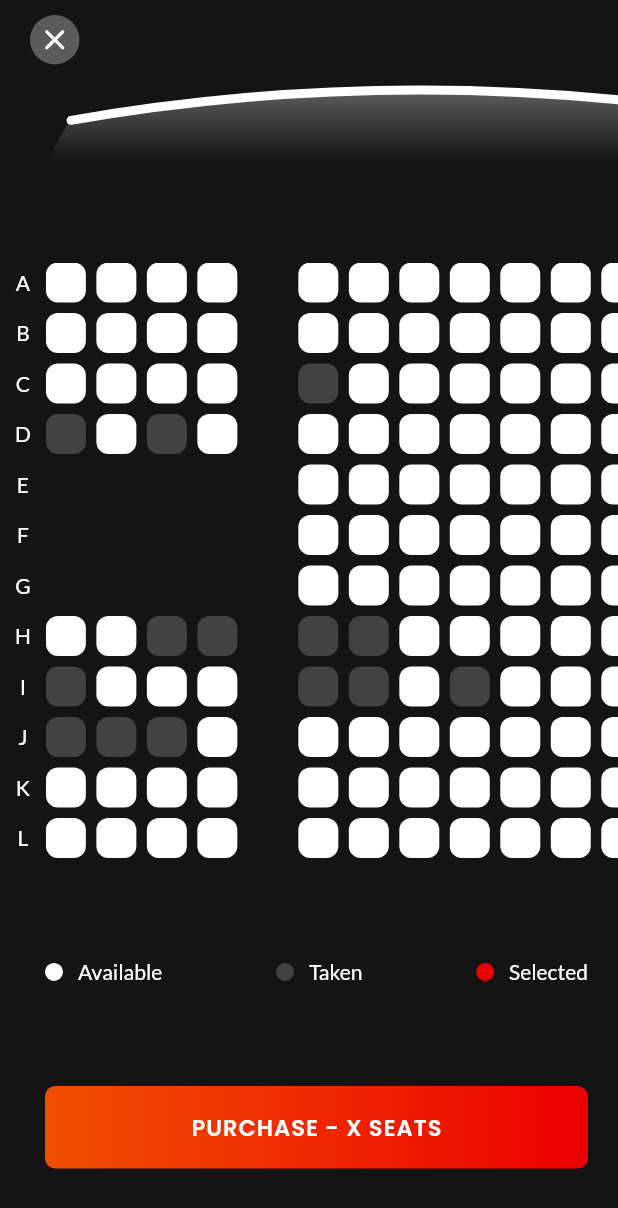
After one commit to arafaysaleem/ez_tickets_app, a Flutter app: the TheaterScreen screen opened by its route, on a phone screen of 412 x 824 dp. The commit adds this screen. Shown: the top 1208 px of the screen. Run offline on Flutter 3.47's test engine with Material 2 defaults, Android fonts, the phone set to English and light mode, and no system bars; our stand-ins replace auto_route, better_player, cached_network_image, carousel_slider, dio, flutter_hooks and 6 more; accounts and stored records are empty; generated files the repository leaves out were written again; project files that could hold a hidden picture were left out.

Commit message:
feat(Screen): Add show's theater seating screen and route
Signed-off-by: arafaysaleem <a.rafaysaleem@gmail.com>

```diff
--- a/lib/routes/app_router.dart
+++ b/lib/routes/app_router.dart
@@ -7,6 +7,7 @@ import '../views/screens/movies_screen.dart';
 import '../views/screens/movie_details_screen.dart';
 import '../views/screens/trailer_screen.dart';
 import '../views/screens/shows_screen.dart';
+import '../views/screens/theater_screen.dart';
 
 @MaterialAutoRouter(
     routes: <AutoRoute>[
@@ -17,6 +18,7 @@ import '../views/screens/shows_screen.dart';
       AutoRoute(page: MovieDetailsScreen),
       AutoRoute(page: TrailerScreen),
       AutoRoute(page: ShowsScreen),
+      AutoRoute(page: TheaterScreen),
     ],
 )
 class $AppRouter{}
--- a/lib/views/screens/shows_screen.dart
+++ b/lib/views/screens/shows_screen.dart
@@ -9,6 +9,9 @@ import '../../helper/utils/constants.dart';
 //Providers
 import '../../providers/movies_provider.dart';
 import '../../providers/shows_provider.dart';
+
+//Routes
+import '../../routes/app_router.gr.dart';
 
 //Services
 import '../../services/networking/network_exception.dart';
@@ -149,7 +152,9 @@ class ShowsScreen extends HookWidget {
                       padding: const EdgeInsets.fromLTRB(20,0,20,Constants.bottomInsetsLow),
                       child: CustomTextButton.gradient(
                         width: double.infinity,
-                        onPressed: () {},
+                        onPressed: () {
+                          context.router.push(const TheaterScreenRoute());
+                        },
                         gradient: Constants.buttonGradientOrange,
                         child: const Center(
                           child: Text(
--- /dev/null
+++ b/lib/views/screens/theater_screen.dart
@@ -0,0 +1,447 @@
+import 'dart:ui' as ui;
+
+import 'package:flutter_hooks/flutter_hooks.dart';
+
+import '../widgets/common/custom_text_button.dart';
+import 'package:flutter/material.dart';
+import 'package:auto_route/auto_route.dart';
+
+//Helpers
+import '../../helper/utils/constants.dart';
+
+class TheaterScreen extends HookWidget {
+  const TheaterScreen();
+
+  bool isMissing(
+      List<Map<String, dynamic>> missing,
+      Map<String, dynamic> seat,
+      ) {
+    for (var mSeat in missing) {
+      if (mSeat["seat_row"] == seat["seat_row"] &&
+          mSeat["seat_number"] == seat["seat_number"]) {
+        return true;
+      }
+    }
+    return false;
+  }
+
+  bool isBlocked(
+      List<Map<String, dynamic>> blocked,
+      Map<String, dynamic> seat,
+      ) {
+    return isMissing(blocked, seat);
+  }
+
+  @override
+  Widget build(BuildContext context) {
+    const theater = <String, dynamic>{
+      "theater_id": 15,
+      "theater_name": "C",
+      "num_of_rows": 12,
+      "seats_per_row": 15,
+      "theater_type": "normal",
+      "missing": [
+        {"seat_row": "A", "seat_number": 4},
+        {"seat_row": "B", "seat_number": 4},
+        {"seat_row": "C", "seat_number": 4},
+        {"seat_row": "D", "seat_number": 4},
+        {"seat_row": "E", "seat_number": 4},
+        {"seat_row": "F", "seat_number": 4},
+        {"seat_row": "G", "seat_number": 4},
+        {"seat_row": "H", "seat_number": 4},
+        {"seat_row": "I", "seat_number": 4},
+        {"seat_row": "J", "seat_number": 4},
+        {"seat_row": "K", "seat_number": 4},
+        {"seat_row": "L", "seat_number": 4},
+        {"seat_row": "E", "seat_number": 0},
+        {"seat_row": "E", "seat_number": 1},
+        {"seat_row": "E", "seat_number": 2},
+        {"seat_row": "E", "seat_number": 3},
+        {"seat_row": "G", "seat_number": 0},
+        {"seat_row": "G", "seat_number": 1},
+        {"seat_row": "G", "seat_number": 2},
+        {"seat_row": "G", "seat_number": 3},
+        {"seat_row": "F", "seat_number": 0},
+        {"seat_row": "F", "seat_number": 1},
+        {"seat_row": "F", "seat_number": 2},
+        {"seat_row": "F", "seat_number": 3},
+      ],
+      "blocked": [
+        {"seat_row": "C", "seat_number": 5},
+        {"seat_row": "D", "seat_number": 0},
+        {"seat_row": "D", "seat_number": 2},
+        {"seat_row": "H", "seat_number": 5},
+        {"seat_row": "H", "seat_number": 6},
+        {"seat_row": "H", "seat_number": 2},
+        {"seat_row": "H", "seat_number": 3},
+        {"seat_row": "I", "seat_number": 5},
+        {"seat_row": "I", "seat_number": 8},
+        {"seat_row": "I", "seat_number": 6},
+        {"seat_row": "I", "seat_number": 0},
+        {"seat_row": "J", "seat_number": 0},
+        {"seat_row": "J", "seat_number": 1},
+        {"seat_row": "J", "seat_number": 2},
+      ]
+    };
+    const maxRows = 13;
+    final int seatsPerRow = theater["seats_per_row"];
+    final int numOfRows = theater["num_of_rows"];
+    const seatSize = 28.0;
+    const seatGap = 7.0;
+    const maxGridHeight = 430.0;
+    final minScreenWidth = MediaQuery.of(context).size.width;
+    final List<Map<String, dynamic>> missing = theater["missing"];
+    final List<Map<String, dynamic>> booked = theater["blocked"];
+    var screenWidth = seatsPerRow * (seatSize + seatGap) + 20; //for right pad
+    if(screenWidth < minScreenWidth) screenWidth = minScreenWidth;
+    late final screenScrollController = useScrollController();
+    return Scaffold(
+      resizeToAvoidBottomInset: false,
+      body: SafeArea(
+        child: Padding(
+          padding: const EdgeInsets.only(left: 10),
+          child: Column(
+            crossAxisAlignment: CrossAxisAlignment.start,
+            children: [
+              const SizedBox(height: 10),
+
+              //Icons row
+              Padding(
+                padding: const EdgeInsets.only(left: 10),
+                child: InkResponse(
+                  radius: 25,
+                  onTap: () {
+                    context.router.pop();
+                  },
+                  child: const DecoratedBox(
+                    decoration: BoxDecoration(
+                        color: Colors.white30,
+                        shape: BoxShape.circle
+                    ),
+                    child: Padding(
+                      padding: EdgeInsets.all(5),
+                      child: Icon(Icons.close_rounded, size: 23),
+                    ),
+                  ),
+                ),
+              ),
+
+              const SizedBox(height: 10),
+
+              //Screen
+              SingleChildScrollView(
+                controller: screenScrollController,
+                physics: const NeverScrollableScrollPhysics(),
+                scrollDirection: Axis.horizontal,
+                child: CustomPaint(
+                  size: Size(
+                    screenWidth,
+                    (screenWidth * 0.1).toDouble(), // * 0.143 was original
+                  ),
+                  painter: ScreenPainter(),
+                ),
+              ),
+
+              const Spacer(),
+
+              //Seats Area
+              SizedBox(
+                height: maxGridHeight * numOfRows / maxRows,
+                child: Row(
+                  crossAxisAlignment: CrossAxisAlignment.start,
+                  children: [
+                    //Seat letters' column
+                    Column(
+                      mainAxisAlignment: MainAxisAlignment.spaceBetween,
+                      children: [
+                        for (var i = 0; i < numOfRows; i++)
+                          SizedBox(
+                            height: 26.5,
+                            child: Center(
+                              child: Text(
+                                String.fromCharCode(i + 65),
+                                style: const TextStyle(color: Colors.white),
+                              ),
+                            ),
+                          )
+                      ],
+                    ),
+
+                    const SizedBox(width: 10),
+
+                    //Seats
+                    NotificationListener<OverscrollIndicatorNotification>(
+                      onNotification: (overScroll){
+                        overScroll.disallowGlow();
+                        return true;
+                      },
+                      child: Flexible(
+                        child: NotificationListener<ScrollNotification>(
+                          onNotification: (scrollInfo) {
+                            if (scrollInfo is ScrollUpdateNotification) {
+                              screenScrollController.jumpTo(
+                                scrollInfo.metrics.pixels,
+                              );
+                            }
+                            return true;
+                          },
+                          child: GridView.builder(
+                            itemCount: numOfRows * seatsPerRow,
+                            scrollDirection: Axis.horizontal,
+                            padding: const EdgeInsets.only(right: 20),
+                            gridDelegate:
+                            const SliverGridDelegateWithMaxCrossAxisExtent(
+                              maxCrossAxisExtent: seatSize,
+                              crossAxisSpacing: seatGap,
+                              mainAxisSpacing: seatGap,
+                            ),
+                            itemBuilder: (ctx, i) {
+                              final seatRowLetter =
+                              String.fromCharCode(i % numOfRows + 65);
+                              final seatRowNumber = i ~/ numOfRows;
+                              final seat = {
+                                "seat_row": seatRowLetter,
+                                "seat_number": seatRowNumber,
+                              };
+                              if (isMissing(missing, seat)) {
+                                return const SizedBox.shrink();
+                              } else if (isBlocked(booked, seat)) {
+                                return const DecoratedBox(
+                                  decoration: BoxDecoration(
+                                    color: Color(0xFF424242),
+                                    borderRadius: BorderRadius.all(
+                                      Radius.circular(8),
+                                    ),
+                                  ),
+                                );
+                              }
+                              return const _SeatWidget();
+                            },
+                          ),
+                        ),
+                      ),
+                    ),
+                  ],
+                ),
+              ),
+
+              const Spacer(),
+
+              //Seat color indicators
+              Padding(
+                padding: const EdgeInsets.symmetric(horizontal: 20),
+                child: Row(
+                  mainAxisAlignment: MainAxisAlignment.spaceBetween,
+                  children: [
+                    //Available
+                    Row(
+                      mainAxisAlignment: MainAxisAlignment.spaceBetween,
+                      children: const [
+                        //Color indicator circle
+                        SizedBox(
+                          height: 12,
+                          width: 12,
+                          child: DecoratedBox(
+                            decoration: BoxDecoration(
+                              color: Colors.white,
+                              shape: BoxShape.circle,
+                            ),
+                          ),
+                        ),
+
+                        SizedBox(width: 10),
+
+                        Text(
+                          "Available",
+                          style: TextStyle(color: Colors.white),
+                        ),
+                      ],
+                    ),
+
+                    //Taken
+                    Row(
+                      mainAxisAlignment: MainAxisAlignment.spaceBetween,
+                      children: const [
+                        //Color indicator circle
+                        SizedBox(
+                          height: 12,
+                          width: 12,
+                          child: DecoratedBox(
+                            decoration: BoxDecoration(
+                              color: Color(0xFF424242),
+                              shape: BoxShape.circle,
+                            ),
+                          ),
+                        ),
+
+                        SizedBox(width: 10),
+
+                        Text(
+                          "Taken",
+                          style: TextStyle(color: Colors.white),
+                        ),
+                      ],
+                    ),
+
+                    //Selected
+                    Row(
+                      mainAxisAlignment: MainAxisAlignment.spaceBetween,
+                      children: const [
+                        //Color indicator circle
+                        SizedBox(
+                          height: 12,
+                          width: 12,
+                          child: DecoratedBox(
+                            decoration: BoxDecoration(
+                              color: Constants.redColor,
+                              shape: BoxShape.circle,
+                            ),
+                          ),
+                        ),
+
+                        SizedBox(width: 10),
+
+                        Text(
+                          "Selected",
+                          style: TextStyle(color: Colors.white),
+                        ),
+                      ],
+                    )
+                  ],
+                ),
+              ),
+
+              const Spacer(),
+
+              //Continue button
+              Padding(
+                padding: const EdgeInsets.symmetric(horizontal: 20),
+                child: CustomTextButton.gradient(
+                  width: double.infinity,
+                  onPressed: () {},
+                  gradient: Constants.buttonGradientOrange,
+                  child: const Center(
+                    child: Text(
+                      "PURCHASE - X SEATS",
+                      style: TextStyle(
+                        color: Colors.white,
+                        fontSize: 15,
+                        letterSpacing: 0.7,
+                        fontWeight: FontWeight.w600,
+                      ),
+                    ),
+                  ),
+                ),
+              ),
+
+              const SizedBox(height: Constants.bottomInsetsLow),
+            ],
+          ),
+        ),
+      ),
+    );
+  }
+}
+
+class _SeatWidget extends StatefulWidget {
+  const _SeatWidget({
+    Key? key,
+  }) : super(key: key);
+
+  @override
+  __SeatWidgetState createState() => __SeatWidgetState();
+}
+
+class __SeatWidgetState extends State<_SeatWidget> {
+  bool isSelected = false;
+
+  @override
+  Widget build(BuildContext context) {
+    return GestureDetector(
+      onTap: (){
+        setState(() {
+          isSelected = !isSelected;
+        });
+      },
+      child: isSelected ? const DecoratedBox(
+        decoration: BoxDecoration(
+          color: Constants.redColor,
+          borderRadius: BorderRadius.all(
+            Radius.circular(8),
+          ),
+        ),
+      ) : const DecoratedBox(
+        decoration: BoxDecoration(
+          color: Colors.white,
+          borderRadius: BorderRadius.all(
+            Radius.circular(8),
+          ),
+        ),
+      ),
+    );
+  }
+}
+
+class ScreenPainter extends CustomPainter {
+  @override
+  void paint(Canvas canvas, Size size) {
+    var paint_0 = Paint()
+      ..color = Colors.white
+      ..style = PaintingStyle.stroke
+      ..strokeCap = StrokeCap.round
+      ..strokeWidth = 6;
+
+    var path_0 = Path()
+      ..moveTo(size.width * 0.0685714, size.height * 0.5)
+      ..quadraticBezierTo(
+        size.width * 0.4917857,
+        size.height * -0.2425,
+        size.width * 0.9257143,
+        size.height * 0.5,
+      );
+
+    canvas.drawPath(path_0, paint_0);
+
+    var paint_1 = Paint()
+      ..color = const Color.fromARGB(255, 33, 150, 243)
+      ..style = PaintingStyle.fill
+      ..strokeWidth = 3;
+
+    paint_1.shader = ui.Gradient.linear(
+      Offset(size.width * 0.50, size.height * -0.00),
+      Offset(size.width * 0.50, size.height * 1.00),
+      const [Color(0xcbffffff), Color(0x4dffffff), Color(0x00ffffff)],
+      const [0.00, 0.16, 1.00],
+    );
+
+    var path_1 = Path()
+      ..moveTo(size.width * 0.0382429, size.height * 1.0022)
+      ..quadraticBezierTo(
+        size.width * 0.0597857,
+        size.height * 0.6254,
+        size.width * 0.0669571,
+        size.height * 0.5,
+      )
+      ..cubicTo(
+        size.width * 0.2820143,
+        size.height * 0.0483,
+        size.width * 0.6836,
+        size.height * -0.0022,
+        size.width * 0.9273286,
+        size.height * 0.5,
+      )
+      ..quadraticBezierTo(
+        size.width * 0.9345,
+        size.height * 0.6254,
+        size.width * 0.9560429,
+        size.height * 1.0022,
+      )
+      ..lineTo(size.width * 0.0382429, size.height * 1.0022)
+      ..close();
+
+    canvas.drawPath(path_1, paint_1);
+  }
+
+  @override
+  bool shouldRepaint(covariant CustomPainter oldDelegate) => false;
+}
```
